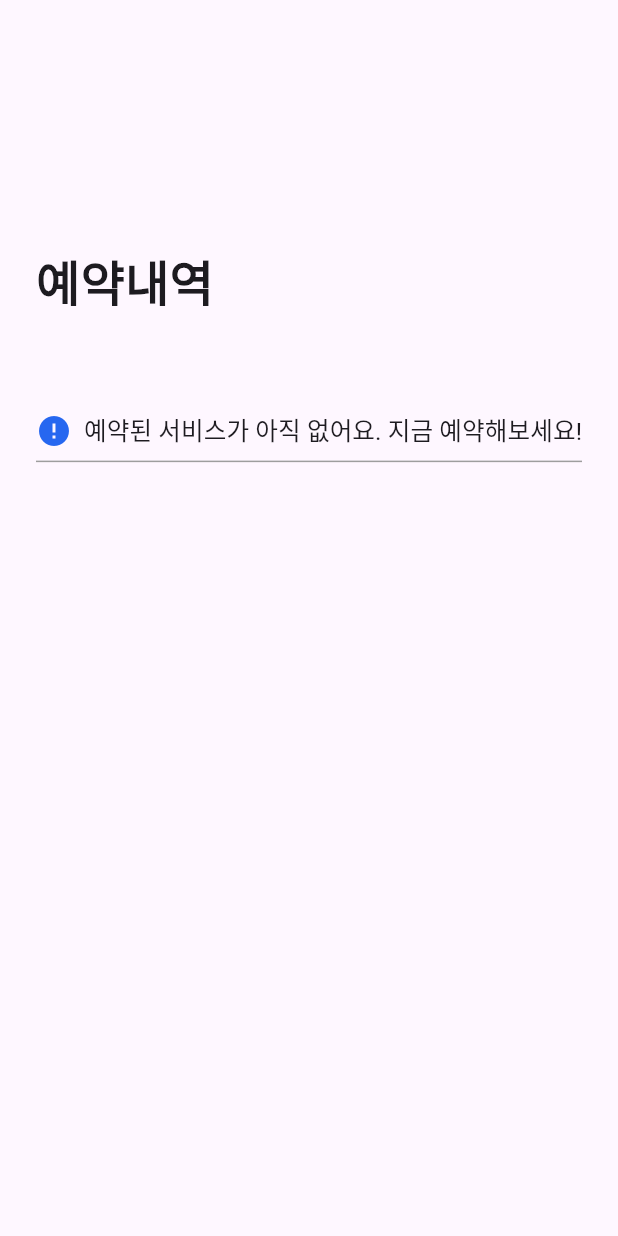
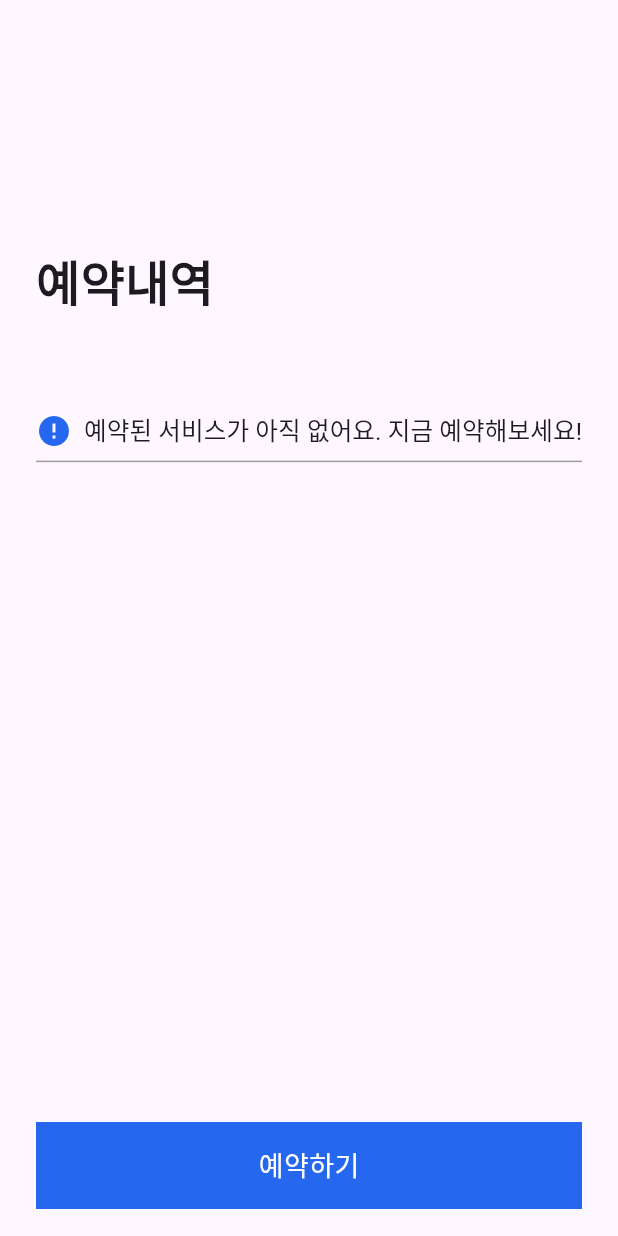
Before and after one commit to AlanKangD/flutter_project, a Flutter app: the MisoSecondPage screen opened directly, on a phone screen of 412 x 824 dp. Run offline on Flutter 3.47's test engine with Material 3 defaults, Android fonts, the phone set to English and light mode, and no system bars.

Commit message:
miso project 버튼 기능 구현 완료

```diff
--- a/lib/miso.dart
+++ b/lib/miso.dart
@@ -212,6 +212,30 @@ class MisoSecondPage extends StatelessWidget {
                   ],
                 ),
               ),
+
+              //예약하기
+              Positioned(
+                  bottom: 18,
+                  left: 24,
+                  right: 24,
+                  child: GestureDetector(
+                    onTap: () {
+                      print('예약하기 클릭 됨');
+                    },
+                    child: Container(
+                      width: double.infinity,
+                      height: 58,
+                      color: misoPrimaryColor,
+                      alignment: Alignment.center,
+                      child: Text(
+                        "예약하기",
+                        style: TextStyle(
+                          color: Colors.white,
+                          fontSize: 18,
+                        ),
+                      ),
+                    ),
+                  ))
             ],
           )),
     ));
```
